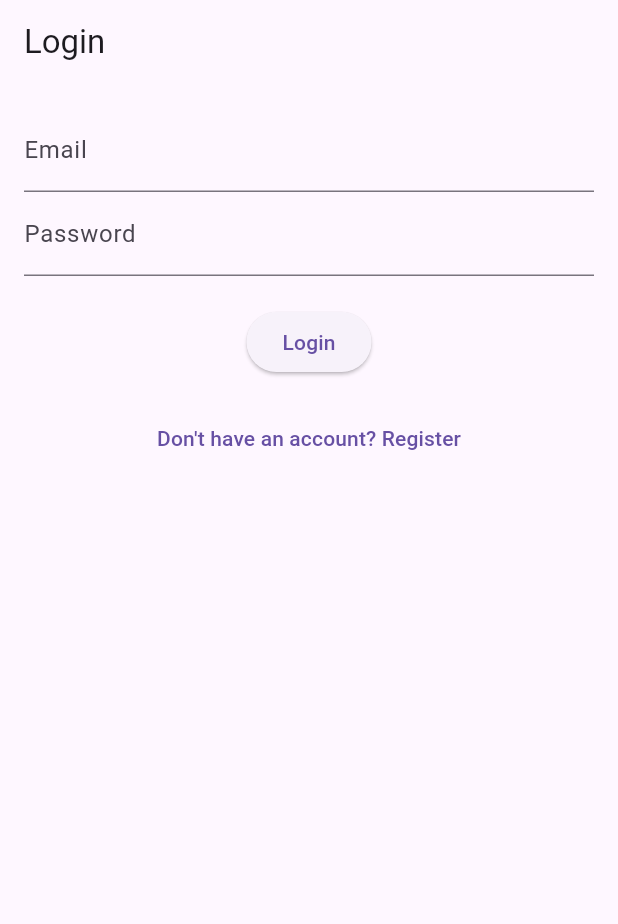
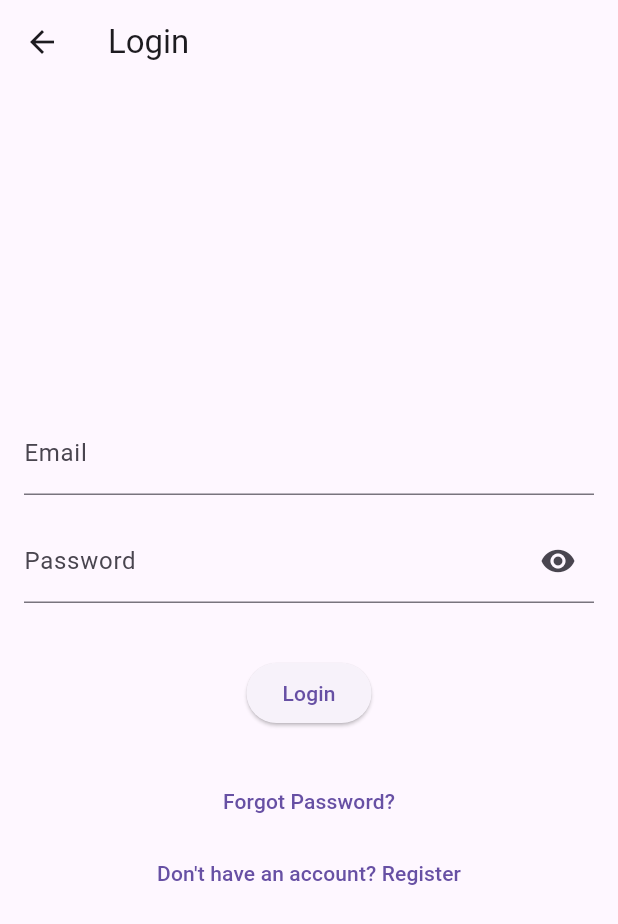
Before and after one commit to JCAdkins/ReminderApp, a Flutter app: the screen it shows after launch, after a tap on "Login", on a phone screen of 412 x 824 dp. Shown: the top 924 px of the screen. Run offline on Flutter 3.47's test engine with Material 3 defaults, Android fonts, the light colour scheme and no system bars; our stand-ins replace dio, flutter_dotenv, flutter_secure_storage; missing offline and left inert: dart:html.

Commit message:
Added auth token storage to login/register. Implemented proper error handling to displ ay accurate issues with login/registration problems. Implemented an open_screen when user opens up app. Built a very ba sic home_screen that isn't fully built but can navigate to.

```diff
--- a/mobile/app/lib/api/auth_service.dart
+++ b/mobile/app/lib/api/auth_service.dart
@@ -1,78 +1,87 @@
 import 'package:dio/dio.dart';
-import 'package:flutter_secure_storage/flutter_secure_storage.dart';
 import 'api_client.dart';
 import 'models/login_request.dart';
 import 'models/register_request.dart';
 import 'models/login_response.dart';
 import 'models/user.dart';
-import 'dart:convert';
 import '../api/api_exception.dart';
+import '../utils/token_storage.dart';
 
 class AuthService {
   final ApiClient api = ApiClient();
-  final Dio _client = ApiClient().dio;
-  static const _storage = FlutterSecureStorage();
 
-// Login user
-  Future<LoginResponse> login(LoginRequest request) async {
-    try{
-    final res = await api.dio.post(
-      "/auth/login",
-      data: request.toJson(),
-    );
+  // --------------------
+  // LOGIN
+  // --------------------
+  Future<bool> login(LoginRequest request) async {
+    try {
+      final res = await api.dio.post(
+        "/auth/login",
+        data: request.toJson(),
+      );
 
-    final loginRes = LoginResponse.fromJson(res.data);
+      final loginRes = LoginResponse.fromJson(res.data);
 
-    // Save tokens
-    await _storage.write(key: "access_token", value: loginRes.accessToken);
-    if (loginRes.refreshToken != null) {
-      await _storage.write(key: "refresh_token", value: loginRes.refreshToken);
-    }
+      // Save tokens using TokenStorage class
+      await TokenStorage.saveTokens(
+        accessToken: loginRes.accessToken,
+        refreshToken: loginRes.refreshToken,
+      );
 
-    return loginRes;
-    } catch(e){
-        print('Register error: $e');
-        return LoginResponse(
-            accessToken: "",
-            refreshToken: "",
-            tokenType: "");
+      return true;
+    } on DioError catch (e) {
+      String message = "Login failed";
+      if (e.response != null && e.response?.data != null) {
+        message = e.response?.data['detail'] ?? message;
+      }
+      throw ApiException(message);
+    } catch (e) {
+      throw ApiException("Unexpected login error");
     }
   }
 
-  // Register user
-  Future<LoginResponse> register(RegisterRequest request) async {
+  // --------------------
+  // REGISTER
+  // --------------------
+  Future<bool> register(RegisterRequest request) async {
     try {
-      final response = await _client.post(
+      final res = await api.dio.post(
         "/auth/register",
         data: request.toJson(),
       );
 
-      // If the server responds with 400/500 etc., Dio throws a DioError automatically
-      return LoginResponse.fromJson(response.data);
+      final regRes = LoginResponse.fromJson(res.data);
+
+      // Save tokens
+      await TokenStorage.saveTokens(
+        accessToken: regRes.accessToken,
+        refreshToken: regRes.refreshToken,
+      );
+
+      return true;
     } on DioError catch (e) {
-      // Extract message from the API response
       String message = "Registration failed";
       if (e.response != null && e.response?.data != null) {
-        final data = e.response!.data;
-        // FastAPI returns { "detail": "..." }
-        message = data['detail'] ?? message;
+        message = e.response?.data['detail'] ?? message;
       }
-      // Throw a custom exception
       throw ApiException(message);
     } catch (e) {
-      throw ApiException("An unexpected error occurred");
+      throw ApiException("Unexpected registration error");
     }
   }
 
-
+  // --------------------
+  // GET ME
+  // --------------------
   Future<User> getMe() async {
     final res = await api.dio.get("/auth/me");
     return User.fromJson(res.data);
   }
 
+  // --------------------
+  // LOGOUT
+  // --------------------
   Future<void> logout() async {
-    await _storage.deleteAll();
+    await TokenStorage.clearTokens();
   }
-
-  Future<String?> getAccessToken() => _storage.read(key: "access_token");
 }
--- a/mobile/app/lib/main.dart
+++ b/mobile/app/lib/main.dart
@@ -1,5 +1,5 @@
 import 'package:flutter/material.dart';
-import 'screens/login_screen.dart';
+import 'screens/open_screen.dart';
 
 void main() {
   runApp(const MyApp());
@@ -14,7 +14,7 @@ class MyApp extends StatelessWidget {
       title: "Auth Demo",
       debugShowCheckedModeBanner: false,
       theme: ThemeData(primarySwatch: Colors.blue),
-      home: LoginScreen(),
+      home: OpenScreen(),
     );
   }
 }
--- a/mobile/app/lib/screens/login_screen.dart
+++ b/mobile/app/lib/screens/login_screen.dart
@@ -1,14 +1,22 @@
 import 'package:flutter/material.dart';
 import '../api/auth_service.dart';
 import '../api/models/login_request.dart';
+import '../api/api_exception.dart';
 import './register_screen.dart';
+import '../widgets/form_fields/email_field.dart';
+import '../widgets/form_fields/password_field.dart';
+import '../widgets/error_snackbar.dart';
+import './home_screen.dart';
 
 class LoginScreen extends StatefulWidget {
+  const LoginScreen({super.key});
+
   @override
   State<LoginScreen> createState() => _LoginScreenState();
 }
 
 class _LoginScreenState extends State<LoginScreen> {
+  final _formKey = GlobalKey<FormState>();
   final emailCtrl = TextEditingController();
   final passCtrl = TextEditingController();
   final auth = AuthService();
@@ -17,41 +25,82 @@ class _LoginScreenState extends State<LoginScreen> {
   Widget build(BuildContext context) {
     return Scaffold(
       appBar: AppBar(title: const Text("Login")),
-      body: Padding(
+      body: SingleChildScrollView(
+        child: SizedBox(
+          height: MediaQuery.of(context).size.height - kToolbarHeight,
+          child: Center(
+            child: Padding(
               padding: const EdgeInsets.all(16.0),
+              child: Form(
+                key: _formKey,
                 child: Column(
+                  mainAxisSize: MainAxisSize.min,
                   children: [
-            TextField(
-              controller: emailCtrl,
-              decoration: const InputDecoration(labelText: "Email"),
-            ),
-            TextField(
-              controller: passCtrl,
-              decoration: const InputDecoration(labelText: "Password"),
-              obscureText: true,
-            ),
-            const SizedBox(height: 20),
+                    /// EMAIL FIELD
+                    EmailField(controller: emailCtrl),
+                    const SizedBox(height: 16),
+
+                    /// PASSWORD FIELD
+                    PasswordField(controller: passCtrl),
+
+                    /// ADD MORE SPACE ABOVE LOGIN BUTTON
+                    const SizedBox(height: 36),
 
                     /// LOGIN BUTTON
                     ElevatedButton(
                     onPressed: () async {
+                        if (_formKey.currentState!.validate()) {
                             final request = LoginRequest(
-                  email: emailCtrl.text,
+                                email: emailCtrl.text.trim(),
                                 password: passCtrl.text,
                             );
 
-                await auth.login(request);
+                            try{
+                                final success = await auth.login(request);
+
+                                if (success) {
+                                    Navigator.pushReplacement(
+                                        context,
+                                        MaterialPageRoute(builder: (_) => HomeScreen()),
+                                    );
+                                } else {
+                                    ScaffoldMessenger.of(context).showSnackBar(
+                                    const SnackBar(content: Text("Invalid credentials")),
+                                    );
+                                }
+                            } on ApiException catch(e){
+                                showErrorSnackBar(context, e.message);
+                            }
+                        }
                     },
                     child: const Text("Login"),
                     ),
 
-            const SizedBox(height: 16),
 
+                    /// LESS SPACE BEFORE REGISTER
+                    const SizedBox(height: 24),
+
+                    /// FORGOT PASSWORD
+                    Align(
+                        alignment: Alignment.center,
+                        child: TextButton(
+                        onPressed: () {
+                            ScaffoldMessenger.of(context).showSnackBar(
+                            const SnackBar(
+                                content: Text("Forgot Password tapped"),
+                            ),
+                            );
+                        },
+                        child: const Text("Forgot Password?"),
+                        ),
+                    ),
+
+                    /// GO TO REGISTER
                     TextButton(
                         onPressed: () {
                         Navigator.push(
                             context,
-                  MaterialPageRoute(builder: (context) => RegisterScreen()),
+                            MaterialPageRoute(builder: (context) => const RegisterScreen()),
                         );
                         },
                         child: const Text("Don't have an account? Register"),
@@ -59,6 +108,10 @@ class _LoginScreenState extends State<LoginScreen> {
                     ],
                 ),
               ),
+            ),
+          ),
+        ),
+      ),
     );
   }
 }
--- /dev/null
+++ b/mobile/app/lib/screens/open_screen.dart
@@ -0,0 +1,98 @@
+import 'package:flutter/material.dart';
+import 'login_screen.dart';
+import 'register_screen.dart';
+
+class OpenScreen extends StatelessWidget {
+  const OpenScreen({super.key});
+
+  @override
+  Widget build(BuildContext context) {
+    return Scaffold(
+      body: Stack(
+        fit: StackFit.expand,
+        children: [
+          // Background Image
+          Image.asset(
+            'home_image.png',
+            fit: BoxFit.cover,
+          ),
+          // Overlay for better readability
+          Container(
+            color: Colors.black.withOpacity(0.4),
+          ),
+          // Content
+          Column(
+            mainAxisAlignment: MainAxisAlignment.center,
+            crossAxisAlignment: CrossAxisAlignment.center,
+            children: [
+              // App Title (optional)
+              Text(
+                'Reminder',
+                style: TextStyle(
+                  color: Colors.white,
+                  fontSize: 36,
+                  fontWeight: FontWeight.bold,
+                  shadows: [
+                    Shadow(
+                      color: Colors.black45,
+                      offset: Offset(2, 2),
+                      blurRadius: 4,
+                    ),
+                  ],
+                ),
+              ),
+              const SizedBox(height: 60),
+              // Login Button
+              ElevatedButton(
+                style: ElevatedButton.styleFrom(
+                  padding: const EdgeInsets.symmetric(horizontal: 80, vertical: 15),
+                  shape: RoundedRectangleBorder(
+                    borderRadius: BorderRadius.circular(12),
+                  ),
+                  backgroundColor: Colors.blueAccent,
+                ),
+                onPressed: () {
+                  Navigator.push(
+                    context,
+                    MaterialPageRoute(builder: (_) => LoginScreen()),
+                  );
+                },
+                child: const Text(
+                  'Login',
+                  style: TextStyle(fontSize: 20),
+                ),
+              ),
+              const SizedBox(height: 20),
+              // Register Prompt
+              Row(
+                mainAxisAlignment: MainAxisAlignment.center,
+                children: [
+                  const Text(
+                    "Don't have an account?",
+                    style: TextStyle(color: Colors.white, fontSize: 16),
+                  ),
+                  TextButton(
+                    onPressed: () {
+                      Navigator.push(
+                        context,
+                        MaterialPageRoute(builder: (_) => RegisterScreen()),
+                      );
+                    },
+                    child: const Text(
+                      'Register',
+                      style: TextStyle(
+                        color: Colors.yellowAccent,
+                        fontSize: 16,
+                        fontWeight: FontWeight.bold,
+                      ),
+                    ),
+                  )
+                ],
+              ),
+            ],
+          ),
+        ],
+      ),
+    );
+  }
+}
--- /dev/null
+++ b/mobile/app/lib/utils/token_storage.dart
@@ -0,0 +1,33 @@
+import 'package:flutter_secure_storage/flutter_secure_storage.dart';
+
+class TokenStorage {
+  static const _storage = FlutterSecureStorage();
+
+  static const _accessKey = "access_token";
+  static const _refreshKey = "refresh_token";
+
+  // Save tokens
+  static Future<void> saveTokens({
+    required String accessToken,
+    String? refreshToken,
+  }) async {
+    await _storage.write(key: _accessKey, value: accessToken);
+
+    if (refreshToken != null) {
+      await _storage.write(key: _refreshKey, value: refreshToken);
+    }
+  }
+
+  // Get tokens
+  static Future<String?> getAccessToken() =>
+      _storage.read(key: _accessKey);
+
+  static Future<String?> getRefreshToken() =>
+      _storage.read(key: _refreshKey);
+
+  // Delete tokens
+  static Future<void> clearTokens() async {
+    await _storage.delete(key: _accessKey);
+    await _storage.delete(key: _refreshKey);
+  }
+}
```
Also changed, not shown: mobile/app/lib/screens/home_screen.dart (added, +94 -0 lines), mobile/app/lib/screens/register_screen.dart (+24 -21 lines), mobile/app/assets/home_image.png (added), 2 other files. Lines whose indentation alone changed are shown as unchanged.
